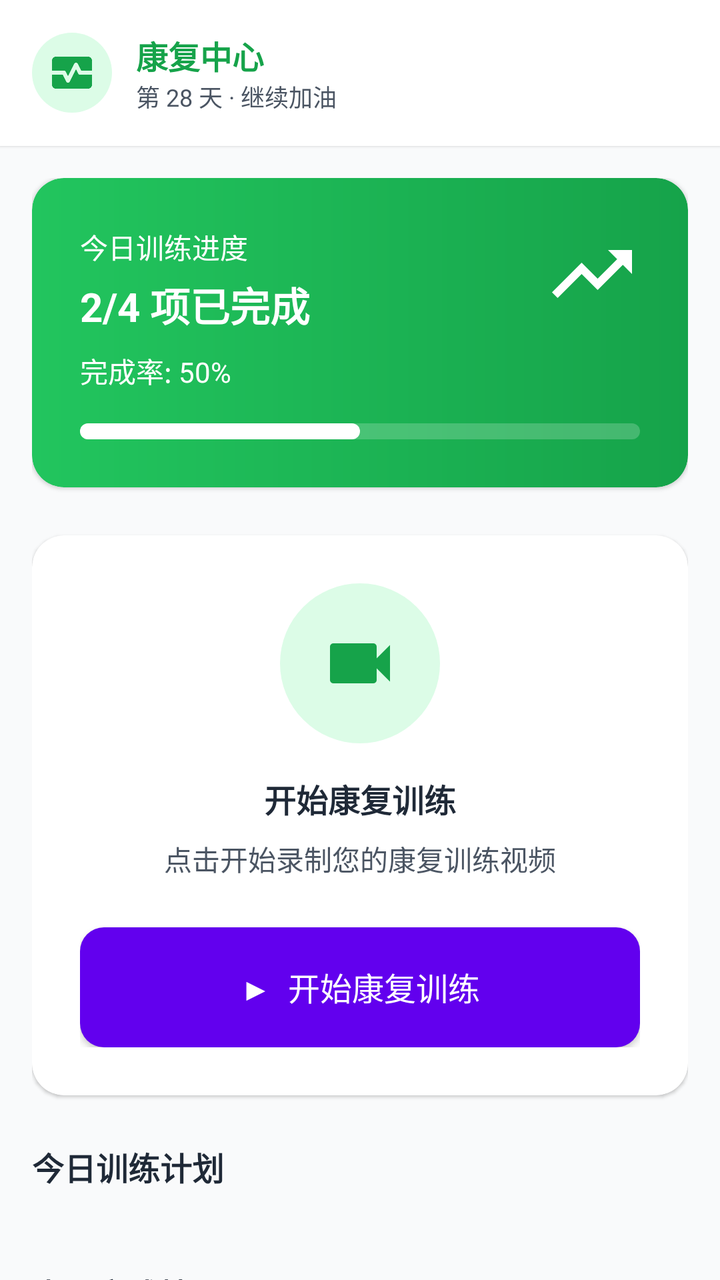
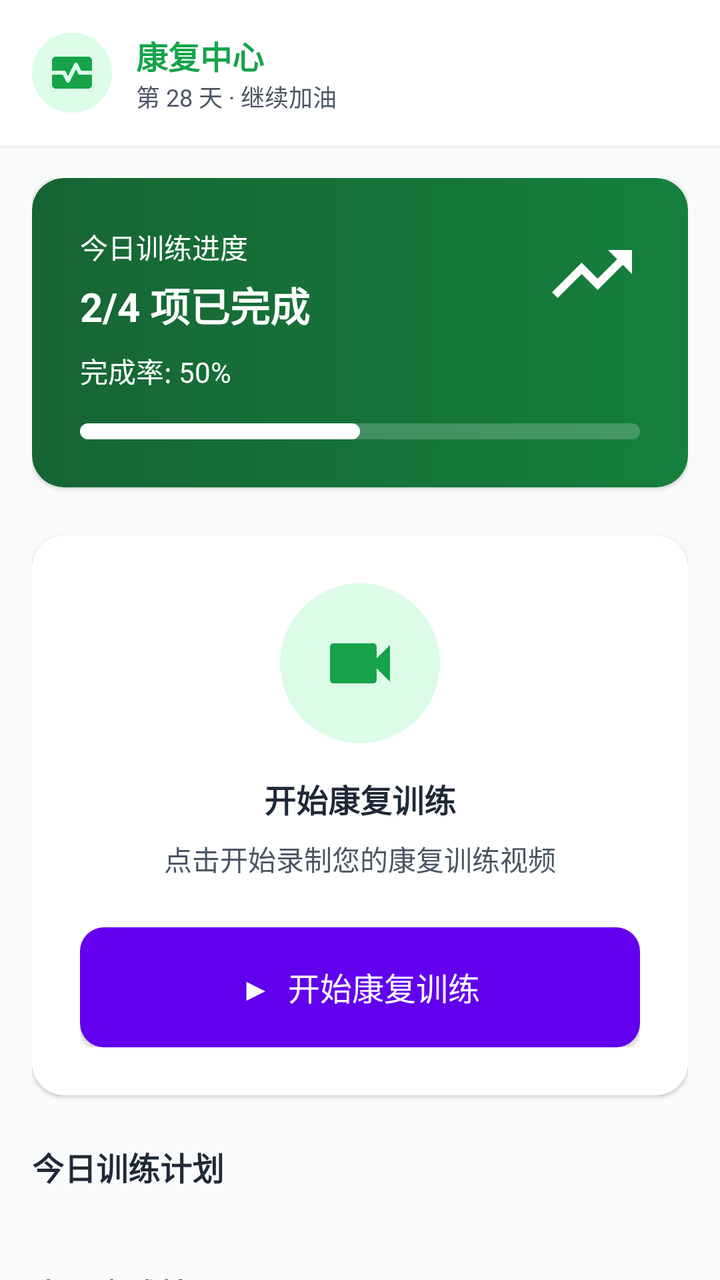

Before-and-after screenshots of an Android layout around one commit, followed by the original layout XML and the change that was made.
<!-- AndroidManifest.xml: application theme Theme.WinsRehab -->
<!-- res/layout/fragment_pt_rehab.xml -->
<?xml version="1.0" encoding="utf-8"?>
<androidx.constraintlayout.widget.ConstraintLayout
    xmlns:android="http://schemas.android.com/apk/res/android"
    xmlns:app="http://schemas.android.com/apk/res-auto"
    xmlns:tools="http://schemas.android.com/tools"
    android:layout_width="match_parent"
    android:layout_height="match_parent"
    android:background="@color/surface_variant"> 

    
    <LinearLayout
        android:id="@+id/headerLayout"
        android:layout_width="match_parent"
        android:layout_height="wrap_content"
        android:background="@color/surface"
        android:elevation="@dimen/elevation_1"
        android:padding="@dimen/space_16"
        android:gravity="center_vertical"
        android:orientation="horizontal"
        app:layout_constraintTop_toTopOf="parent">

        
        <FrameLayout
            android:layout_width="40dp"
            android:layout_height="40dp"
            android:background="@drawable/shape_circle_green_light">
            <ImageView
                android:layout_width="24dp"
                android:layout_height="24dp"
                android:layout_gravity="center"
                android:src="@drawable/ic_activity"
                app:tint="@color/brand_patient_primary" />
        </FrameLayout>

        
        <LinearLayout
            android:layout_width="0dp"
            android:layout_height="wrap_content"
            android:layout_weight="1"
            android:layout_marginStart="@dimen/space_12"
            android:orientation="vertical">
            <TextView
                android:layout_width="wrap_content"
                android:layout_height="wrap_content"
                android:text="康复中心"
                android:textColor="@color/success" android:textAppearance="@style/TextAppearance.WinsRehab.Title16"
                android:textStyle="bold"/>
            <TextView
                android:layout_width="wrap_content"
                android:layout_height="wrap_content"
                android:text="第 28 天 · 继续加油"
                android:textColor="@color/on_surface_secondary" android:textAppearance="@style/TextAppearance.WinsRehab.Body12"/>
        </LinearLayout>

        









    </LinearLayout>

    
    <androidx.core.widget.NestedScrollView
        android:layout_width="match_parent"
        android:layout_height="0dp"
        android:clipToPadding="false"
        android:paddingBottom="@dimen/space_24"
        app:layout_constraintBottom_toBottomOf="parent"
        app:layout_constraintTop_toBottomOf="@id/headerLayout">

        <LinearLayout
            android:layout_width="match_parent"
            android:layout_height="wrap_content"
            android:orientation="vertical"
            android:padding="@dimen/space_16">

            
            <androidx.cardview.widget.CardView
                android:layout_width="match_parent"
                android:layout_height="wrap_content"
                android:layout_marginBottom="@dimen/space_24"
                app:cardCornerRadius="@dimen/radius_16"
                app:cardElevation="@dimen/elevation_1">

                <LinearLayout
                    android:layout_width="match_parent"
                    android:layout_height="wrap_content"
                    android:background="@drawable/bg_pt_welcome_green"
                    android:orientation="vertical"
                    android:padding="@dimen/space_24">

                    <LinearLayout
                        android:layout_width="match_parent"
                        android:layout_height="wrap_content"
                        android:orientation="horizontal">
                        <LinearLayout
                            android:layout_width="0dp"
                            android:layout_height="wrap_content"
                            android:layout_weight="1"
                            android:orientation="vertical">
                            <TextView
                                android:layout_width="wrap_content"
                                android:layout_height="wrap_content"
                                android:text="今日训练进度"
                                android:textColor="@color/on_primary" android:textAppearance="@style/TextAppearance.WinsRehab.Body14"/>
                            <TextView
                                android:id="@+id/tvProgressCount"
                                android:layout_width="wrap_content"
                                android:layout_height="wrap_content"
                                android:text="2/4 项已完成"
                                android:textColor="@color/on_primary" android:textAppearance="@style/TextAppearance.WinsRehab.Headline20"
                                android:textStyle="bold"
                                android:layout_marginTop="@dimen/space_4"
                                android:layout_marginBottom="@dimen/space_8"/>
                            <TextView
                                android:id="@+id/tvProgressPercent"
                                android:layout_width="wrap_content"
                                android:layout_height="wrap_content"
                                android:text="完成率: 50%"
                                android:textColor="@color/on_primary" android:textAppearance="@style/TextAppearance.WinsRehab.Body14"/>
                        </LinearLayout>
                        <ImageView
                            android:layout_width="48dp"
                            android:layout_height="48dp"
                            android:src="@drawable/ic_trending_up"
                            app:tint="@color/on_primary"/>
                    </LinearLayout>

                    
                    <ProgressBar
                        android:id="@+id/progressBarToday"
                        style="?android:attr/progressBarStyleHorizontal"
                        android:layout_width="match_parent"
                        android:layout_height="8dp"
                        android:layout_marginTop="@dimen/space_16"
                        android:progressDrawable="@drawable/custom_progress_bar_white"
                        android:progress="50"
                        android:max="100"/>
                </LinearLayout>
            </androidx.cardview.widget.CardView>

            
            <androidx.cardview.widget.CardView
                android:layout_width="match_parent"
                android:layout_height="wrap_content"
                android:layout_marginBottom="@dimen/space_24"
                app:cardCornerRadius="@dimen/radius_16"
                app:cardElevation="@dimen/elevation_1"
                app:cardBackgroundColor="@color/surface">

                <FrameLayout
                    android:layout_width="match_parent"
                    android:layout_height="wrap_content"
                    android:padding="@dimen/space_24">

                    
                    <LinearLayout
                        android:id="@+id/layoutStateIdle"
                        android:layout_width="match_parent"
                        android:layout_height="wrap_content"
                        android:gravity="center"
                        android:orientation="vertical"
                        android:visibility="visible"> 

                        <FrameLayout
                            android:layout_width="80dp"
                            android:layout_height="80dp"
                            android:background="@drawable/shape_circle_green_light"
                            android:layout_marginBottom="@dimen/space_16">
                            <ImageView
                                android:layout_width="40dp"
                                android:layout_height="40dp"
                                android:layout_gravity="center"
                                android:src="@drawable/ic_video"
                                app:tint="@color/brand_patient_primary"/>
                        </FrameLayout>

                        <TextView
                            android:layout_width="wrap_content"
                            android:layout_height="wrap_content"
                            android:text="开始康复训练"
                            android:textColor="@color/on_surface" android:textAppearance="@style/TextAppearance.WinsRehab.Title16"
                            android:textStyle="bold"/>
                        <TextView
                            android:layout_width="wrap_content"
                            android:layout_height="wrap_content"
                            android:text="点击开始录制您的康复训练视频"
                            android:textColor="@color/on_surface_secondary"
                            android:layout_marginBottom="@dimen/space_24"
                            android:layout_marginTop="@dimen/space_8"/>

                        <Button
                            android:id="@+id/btnStartRecord"
                            android:layout_width="match_parent"
                            android:layout_height="60dp"
                            android:text="▶  开始康复训练" android:textAppearance="@style/TextAppearance.WinsRehab.Title16"
                            android:textColor="@color/on_primary"
                            android:background="@drawable/bg_btn_green_rounded"/>
                    </LinearLayout>

                    
                    <LinearLayout
                        android:id="@+id/layoutStateRecording"
                        android:layout_width="match_parent"
                        android:layout_height="wrap_content"
                        android:gravity="center"
                        android:orientation="vertical"
                        android:visibility="gone"> 

                        <LinearLayout
                            android:layout_width="match_parent"
                            android:layout_height="wrap_content"
                            android:background="@drawable/bg_gray_rounded"
                            android:padding="@dimen/space_32"
                            android:gravity="center"
                            android:orientation="vertical"
                            android:layout_marginBottom="@dimen/space_16">

                            
                            <FrameLayout
                                android:layout_width="64dp"
                                android:layout_height="64dp"
                                android:background="@drawable/shape_circle_red">
                                <ImageView
                                    android:layout_width="32dp"
                                    android:layout_height="32dp"
                                    android:layout_gravity="center"
                                    android:src="@drawable/ic_video"
                                    app:tint="@color/on_primary"/>
                            </FrameLayout>
                            <TextView
                                android:layout_width="wrap_content"
                                android:layout_height="wrap_content"
                                android:text="录制中..."
                                android:layout_marginTop="@dimen/space_12"
                                android:textColor="@color/on_surface_secondary"/>
                        </LinearLayout>

                        <Button
                            android:id="@+id/btnStopRecord"
                            android:layout_width="match_parent"
                            android:layout_height="60dp"
                            android:text="⏸  停止录制" android:textAppearance="@style/TextAppearance.WinsRehab.Title16"
                            android:textColor="@color/on_primary"
                            android:background="@drawable/bg_btn_red_rounded"/> 
                    </LinearLayout>
                </FrameLayout>
            </androidx.cardview.widget.CardView>

            
            <TextView
                android:layout_width="wrap_content"
                android:layout_height="wrap_content"
                android:text="今日训练计划"
                android:textColor="@color/on_surface" android:textAppearance="@style/TextAppearance.WinsRehab.Title16"
                android:textStyle="bold"
                android:layout_marginBottom="@dimen/space_16"/>

            <FrameLayout
                android:layout_width="match_parent"
                android:layout_height="wrap_content"
                android:layout_marginBottom="@dimen/space_24">

                <androidx.recyclerview.widget.RecyclerView
                    android:id="@+id/rvTodayTasks"
                    android:layout_width="match_parent"
                    android:layout_height="wrap_content"
                    android:nestedScrollingEnabled="false"/>

                <TextView
                    android:id="@+id/tvEmpty"
                    android:layout_width="match_parent"
                    android:layout_height="wrap_content"
                    android:padding="@dimen/space_24"
                    android:gravity="center"
                    android:text="今天还没有训练任务"
                    android:textColor="@color/on_surface_secondary" android:textAppearance="@style/TextAppearance.WinsRehab.Body14"
                    android:visibility="gone"/>

                <ProgressBar
                    android:id="@+id/loadingView"
                    android:layout_width="wrap_content"
                    android:layout_height="wrap_content"
                    android:layout_gravity="center"
                    android:visibility="gone"/>

                <LinearLayout
                    android:id="@+id/errorView"
                    android:layout_width="match_parent"
                    android:layout_height="wrap_content"
                    android:orientation="vertical"
                    android:gravity="center"
                    android:padding="@dimen/space_24"
                    android:visibility="gone">

                    <TextView
                        android:id="@+id/tvError"
                        android:layout_width="wrap_content"
                        android:layout_height="wrap_content"
                        android:text="加载失败"
                        android:textAppearance="@style/TextAppearance.WinsRehab.Body14"
                        android:textColor="@color/danger"/>

                    <Button
                        android:id="@+id/btnRetry"
                        android:layout_width="wrap_content"
                        android:layout_height="wrap_content"
                        android:layout_marginTop="@dimen/space_8"
                        android:text="重试"/>
                </LinearLayout>
            </FrameLayout>

            
            <TextView
                android:layout_width="wrap_content"
                android:layout_height="wrap_content"
                android:text="本周完成情况"
                android:textColor="@color/on_surface" android:textAppearance="@style/TextAppearance.WinsRehab.Title16"
                android:textStyle="bold"
                android:layout_marginBottom="@dimen/space_16"/>

            <androidx.cardview.widget.CardView
                android:layout_width="match_parent"
                android:layout_height="wrap_content"
                android:layout_marginBottom="@dimen/space_24"
                app:cardCornerRadius="@dimen/radius_12"
                app:cardElevation="@dimen/elevation_1"
                app:cardBackgroundColor="@color/surface">

                <LinearLayout
                    android:layout_width="match_parent"
                    android:layout_height="wrap_content"
                    android:orientation="horizontal"
                    android:padding="@dimen/space_24"
                    android:baselineAligned="false">

                    
                    <include layout="@layout/item_week_bar" android:id="@+id/weekBar1" android:layout_width="0dp" android:layout_height="wrap_content" android:layout_weight="1"/>
                    <include layout="@layout/item_week_bar" android:id="@+id/weekBar2" android:layout_width="0dp" android:layout_height="wrap_content" android:layout_weight="1"/>
                    <include layout="@layout/item_week_bar" android:id="@+id/weekBar3" android:layout_width="0dp" android:layout_height="wrap_content" android:layout_weight="1"/>
                    <include layout="@layout/item_week_bar" android:id="@+id/weekBar4" android:layout_width="0dp" android:layout_height="wrap_content" android:layout_weight="1"/>
                    <include layout="@layout/item_week_bar" android:id="@+id/weekBar5" android:layout_width="0dp" android:layout_height="wrap_content" android:layout_weight="1"/>
                    <include layout="@layout/item_week_bar" android:id="@+id/weekBar6" android:layout_width="0dp" android:layout_height="wrap_content" android:layout_weight="1"/>
                    <include layout="@layout/item_week_bar" android:id="@+id/weekBar7" android:layout_width="0dp" android:layout_height="wrap_content" android:layout_weight="1"/>
                </LinearLayout>
            </androidx.cardview.widget.CardView>

            
            <LinearLayout
                android:layout_width="match_parent"
                android:layout_height="wrap_content"
                android:orientation="horizontal">

                <include layout="@layout/item_stat_card" android:id="@+id/statCard1" android:layout_width="0dp" android:layout_height="wrap_content" android:layout_weight="1" android:layout_marginEnd="@dimen/space_8"/>
                <include layout="@layout/item_stat_card" android:id="@+id/statCard2" android:layout_width="0dp" android:layout_height="wrap_content" android:layout_weight="1" android:layout_marginEnd="@dimen/space_8"/>
                <include layout="@layout/item_stat_card" android:id="@+id/statCard3" android:layout_width="0dp" android:layout_height="wrap_content" android:layout_weight="1"/>
            </LinearLayout>

        </LinearLayout>
    </androidx.core.widget.NestedScrollView>
</androidx.constraintlayout.widget.ConstraintLayout>
<!-- res/layout/item_week_bar.xml (included above) -->
<?xml version="1.0" encoding="utf-8"?>
<LinearLayout xmlns:android="http://schemas.android.com/apk/res/android"
    android:layout_width="match_parent"
    android:layout_height="wrap_content"
    android:orientation="vertical"
    android:gravity="center_horizontal">

    
    <FrameLayout
        android:layout_width="match_parent"
        android:layout_height="100dp"
        android:background="@color/divider"
        android:layout_marginHorizontal="@dimen/space_4"
        android:padding="@dimen/space_4"> 

        
        
        <View
            android:id="@+id/viewBarFill"
            android:layout_width="match_parent"
            android:layout_height="60dp"
            android:layout_gravity="bottom"
            android:background="@color/brand_patient_primary_light"/> 
    </FrameLayout>

    <TextView
        android:id="@+id/tvDay"
        android:layout_width="wrap_content"
        android:layout_height="wrap_content"
        android:layout_marginTop="@dimen/space_8"
        android:text="周一" android:textAppearance="@style/TextAppearance.WinsRehab.Body12"
        android:textColor="@color/on_surface_secondary"/>

    <TextView
        android:id="@+id/tvCount"
        android:layout_width="wrap_content"
        android:layout_height="wrap_content"
        android:text="4/4" android:textAppearance="@style/TextAppearance.WinsRehab.Caption11"
        android:textColor="@color/on_surface_secondary"/>
</LinearLayout>
<!-- res/layout/item_stat_card.xml (included above) -->
<?xml version="1.0" encoding="utf-8"?>
<androidx.cardview.widget.CardView
    xmlns:android="http://schemas.android.com/apk/res/android"
    xmlns:app="http://schemas.android.com/apk/res-auto"
    android:layout_width="match_parent"
    android:layout_height="wrap_content"
    app:cardCornerRadius="@dimen/radius_12"
    app:cardElevation="@dimen/elevation_1"
    app:cardBackgroundColor="@color/surface">

    <LinearLayout
        android:layout_width="match_parent"
        android:layout_height="wrap_content"
        android:orientation="vertical"
        android:gravity="center"
        android:padding="@dimen/space_16">

        <TextView
            android:id="@+id/tvStatLabel"
            android:layout_width="wrap_content"
            android:layout_height="wrap_content"
            android:text="累计训练"
            android:textColor="@color/on_surface_secondary" android:textAppearance="@style/TextAppearance.WinsRehab.Body12"/>

        <TextView
            android:id="@+id/tvStatValue"
            android:layout_width="wrap_content"
            android:layout_height="wrap_content"
            android:text="28 天"
            android:textColor="@color/brand_patient_primary"
            android:textStyle="bold" android:textAppearance="@style/TextAppearance.WinsRehab.Title16"
            android:layout_marginTop="@dimen/space_4"/>
    </LinearLayout>
</androidx.cardview.widget.CardView>
<!-- resources referenced by this layout -->
<resources>
  <color name="brand_patient_primary">#FF16A34A</color>
  <color name="brand_patient_primary_light">#FF22C55E</color>
  <color name="danger">#FFDC2626</color>
  <color name="divider">#FFE5E7EB</color>
  <color name="on_primary">#FFFFFFFF</color>
  <color name="on_surface">#FF1F2937</color>
  <color name="on_surface_secondary">#FF4B5563</color>
  <color name="success">#FF16A34A</color>
  <color name="surface">#FFFFFFFF</color>
  <color name="surface_variant">#FFF9FAFB</color>
  <dimen name="elevation_1">1dp</dimen>
  <dimen name="radius_12">12dp</dimen>
  <dimen name="radius_16">16dp</dimen>
  <dimen name="space_12">12dp</dimen>
  <dimen name="space_16">16dp</dimen>
  <dimen name="space_24">24dp</dimen>
  <dimen name="space_32">32dp</dimen>
  <dimen name="space_4">4dp</dimen>
  <dimen name="space_8">8dp</dimen>
  <!-- drawable bg_btn_green_rounded (drawable) -->
  <?xml version="1.0" encoding="utf-8"?>
  <shape xmlns:android="http://schemas.android.com/apk/res/android"
      android:shape="rectangle">
      <solid android:color="@color/brand_patient_primary"/>
      <corners android:radius="@dimen/radius_12"/>
  </shape>
  <!-- drawable bg_btn_red_rounded (drawable) -->
  <?xml version="1.0" encoding="utf-8"?>
  <shape xmlns:android="http://schemas.android.com/apk/res/android"
      android:shape="rectangle">
      <solid android:color="@color/danger"/>
      <corners android:radius="@dimen/radius_12"/>
  </shape>
  <!-- drawable bg_gray_rounded (drawable) -->
  <shape xmlns:android="http://schemas.android.com/apk/res/android">
      <solid android:color="@color/surface_variant"/>
      <corners android:radius="@dimen/radius_12"/>
  </shape>
  <!-- drawable bg_pt_welcome_green (drawable) -->
  <?xml version="1.0" encoding="utf-8"?>
  <shape xmlns:android="http://schemas.android.com/apk/res/android">
      <gradient
          android:startColor="@color/brand_patient_primary_light"
          android:endColor="@color/brand_patient_primary"
          android:angle="0"/>
      <corners android:radius="@dimen/radius_16"/>
  </shape>
  <!-- drawable shape_circle_green_light (drawable) -->
  <?xml version="1.0" encoding="utf-8"?>
  <shape xmlns:android="http://schemas.android.com/apk/res/android" android:shape="oval">
      <solid android:color="@color/success_container"/>
  </shape>
  <!-- drawable shape_circle_red (drawable) -->
  <shape xmlns:android="http://schemas.android.com/apk/res/android" android:shape="oval">
      <solid android:color="@color/danger"/> 
  </shape>
  <style name="TextAppearance.WinsRehab.Body12">
          <item name="android:textSize">12sp</item> 
      </style>
  <style name="TextAppearance.WinsRehab.Body14">
          <item name="android:textSize">14sp</item> 
      </style>
  <style name="TextAppearance.WinsRehab.Caption11">
          <item name="android:textSize">11sp</item> 
      </style>
  <style name="TextAppearance.WinsRehab.Headline20">
          <item name="android:textSize">20sp</item> 
      </style>
  <style name="TextAppearance.WinsRehab.Title16">
          <item name="android:textSize">16sp</item> 
      </style>
  <style name="Theme.WinsRehab" parent="Theme.MaterialComponents.DayNight.NoActionBar">
          <item name="buttonStyle">@style/MyRoundButton</item>
  
  
  
      </style>
  <color name="on_primary_overlay">#33FFFFFF</color>
  <dimen name="radius_8">8dp</dimen>
  <color name="success_container">#FFDCFCE7</color>
  <style name="MyRoundButton">MyRoundButton
          <item name="android:background">@drawable/shape_btn_round</item>
  
      </style>
  <!-- drawable shape_btn_round (drawable) -->
  <?xml version="1.0" encoding="utf-8"?>
  <shape xmlns:android="http://schemas.android.com/apk/res/android">
  
      <corners android:radius="@dimen/radius_8"/>               
      <padding android:left="@dimen/space_4" android:right="@dimen/space_4"
        />
  </shape>
  <!-- unchanged entries left out for length: 4 -->
</resources>

<!-- the commit's change to res/layout/fragment_pt_rehab.xml (unified diff, before → after) -->
@@ -190,7 +190,7 @@
                             android:layout_width="wrap_content"
                             android:layout_height="wrap_content"
                             android:text="点击开始录制您的康复训练视频"
-                            android:textColor="@color/on_surface_secondary"
+                            android:textColor="@color/on_surface_secondary" android:textAppearance="@style/TextAppearance.WinsRehab.Body14"
                             android:layout_marginBottom="@dimen/space_24"
                             android:layout_marginTop="@dimen/space_8"/>
 
@@ -238,7 +238,7 @@
                                 android:layout_height="wrap_content"
                                 android:text="录制中..."
                                 android:layout_marginTop="@dimen/space_12"
-                                android:textColor="@color/on_surface_secondary"/>
+                                android:textColor="@color/on_surface_secondary" android:textAppearance="@style/TextAppearance.WinsRehab.Body14"/>
                         </LinearLayout>
 
                         <Button
@@ -311,6 +311,7 @@
                         android:layout_width="wrap_content"
                         android:layout_height="wrap_content"
                         android:layout_marginTop="@dimen/space_8"
+                        android:textColor="@color/on_surface" android:textAppearance="@style/TextAppearance.WinsRehab.Body14"
                         android:text="重试"/>
                 </LinearLayout>
             </FrameLayout>
<!-- resource entries referenced after the edit -->
@@ -23,7 +23,7 @@
   <?xml version="1.0" encoding="utf-8"?>
   <shape xmlns:android="http://schemas.android.com/apk/res/android"
       android:shape="rectangle">
-      <solid android:color="@color/brand_patient_primary"/>
+      <solid android:color="@color/brand_patient_primary_dark"/>
       <corners android:radius="@dimen/radius_12"/>
   </shape>
   <!-- drawable bg_btn_red_rounded (drawable) -->
@@ -42,8 +42,8 @@
   <?xml version="1.0" encoding="utf-8"?>
   <shape xmlns:android="http://schemas.android.com/apk/res/android">
       <gradient
-          android:startColor="@color/brand_patient_primary_light"
-          android:endColor="@color/brand_patient_primary"
+          android:startColor="@color/brand_patient_primary_deep"
+          android:endColor="@color/brand_patient_primary_dark"
           android:angle="0"/>
       <corners android:radius="@dimen/radius_16"/>
   </shape>
@@ -77,6 +77,8 @@
   
   
       </style>
+  <color name="brand_patient_primary_dark">#FF15803D</color>
+  <color name="brand_patient_primary_deep">#FF166534</color>
   <color name="on_primary_overlay">#33FFFFFF</color>
   <dimen name="radius_8">8dp</dimen>
   <color name="success_container">#FFDCFCE7</color>
